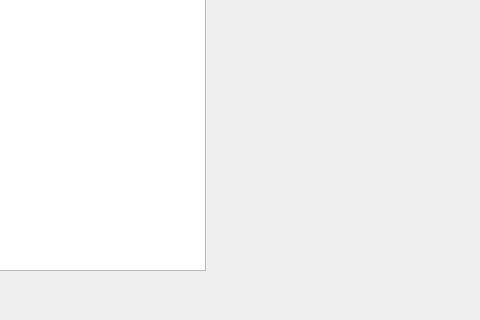
The window that CS1D-Basketball-master/Basketball/confirmdetroit.ui (moetaei/CS1D-Basketball) describes before a commit, drawn with Qt 5; both pictures show x 140 to 620 and y 230 to 550 of the 620 by 550 pixel window.
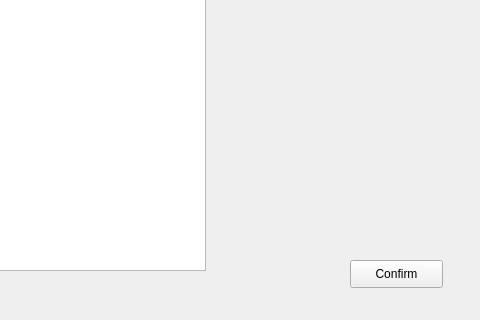
The same window after the commit.

What changed in the file:
```diff
--- a/CS1D-Basketball-master/Basketball/confirmdetroit.ui
+++ b/CS1D-Basketball-master/Basketball/confirmdetroit.ui
@@ -50,6 +50,19 @@
     <enum>Qt::PlainText</enum>
    </property>
   </widget>
+  <widget class="QPushButton" name="pushButton">
+   <property name="geometry">
+    <rect>
+     <x>490</x>
+     <y>490</y>
+     <width>93</width>
+     <height>28</height>
+    </rect>
+   </property>
+   <property name="text">
+    <string>Confirm</string>
+   </property>
+  </widget>
  </widget>
  <resources/>
  <connections/>
```
